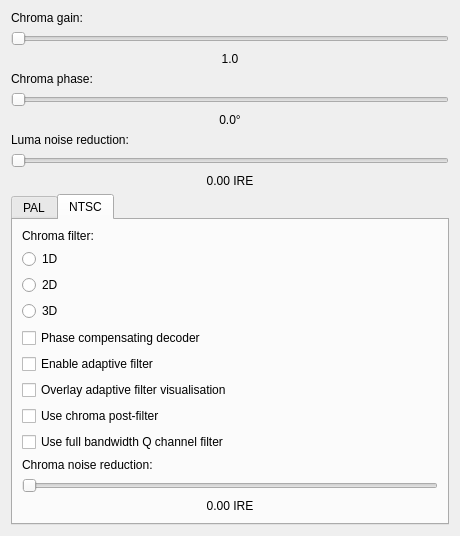
Qt form tools/ld-analyse/chromadecoderconfigdialog.ui (happycube/ld-decode) before a commit.
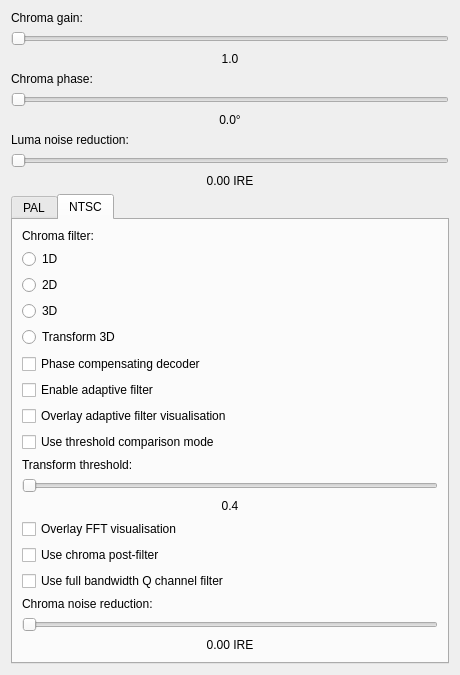
The same form after that commit.

Commit message: First attempt at "Transform NTSC 3D" filter. Various ugly hacks to attach it to existing plumbing.

What changed in the file:
```diff
--- a/tools/ld-analyse/chromadecoderconfigdialog.ui
+++ b/tools/ld-analyse/chromadecoderconfigdialog.ui
@@ -283,6 +283,16 @@
          </attribute>
         </widget>
        </item>
+       <item>
+        <widget class="QRadioButton" name="ntscFilterTransform3DRadioButton">
+         <property name="text">
+          <string>Transform 3D</string>
+         </property>
+         <attribute name="buttonGroup">
+          <string notr="true">ntscFilterButtonGroup</string>
+         </attribute>
+        </widget>
+       </item>
        <item>
         <spacer name="verticalSpacer_9">
          <property name="orientation">
@@ -317,6 +327,47 @@
          </property>
         </widget>
        </item>
+       <item>
+        <widget class="QCheckBox" name="NTSCthresholdModeCheckBox">
+         <property name="text">
+          <string>Use threshold comparison mode</string>
+         </property>
+        </widget>
+       </item>
+       <item>
+        <widget class="QLabel" name="NTSCthresholdLabel">
+         <property name="text">
+          <string>Transform threshold:</string>
+         </property>
+        </widget>
+       </item>
+       <item>
+        <widget class="QSlider" name="NTSCthresholdHorizontalSlider">
+         <property name="maximum">
+          <number>100</number>
+         </property>
+         <property name="orientation">
+          <enum>Qt::Horizontal</enum>
+         </property>
+        </widget>
+       </item>
+       <item>
+        <widget class="QLabel" name="NTSCthresholdValueLabel">
+         <property name="text">
+          <string>0.4</string>
+         </property>
+         <property name="alignment">
+          <set>Qt::AlignCenter</set>
+         </property>
+        </widget>
+       </item>
+       <item>
+        <widget class="QCheckBox" name="showNTSCFFTsCheckBox">
+         <property name="text">
+          <string>Overlay FFT visualisation</string>
+         </property>
+        </widget>
+       </item>
        <item>
         <widget class="QCheckBox" name="colorLpfCheckBox">
          <property name="text">
```
The commit also changes 10 other files.
